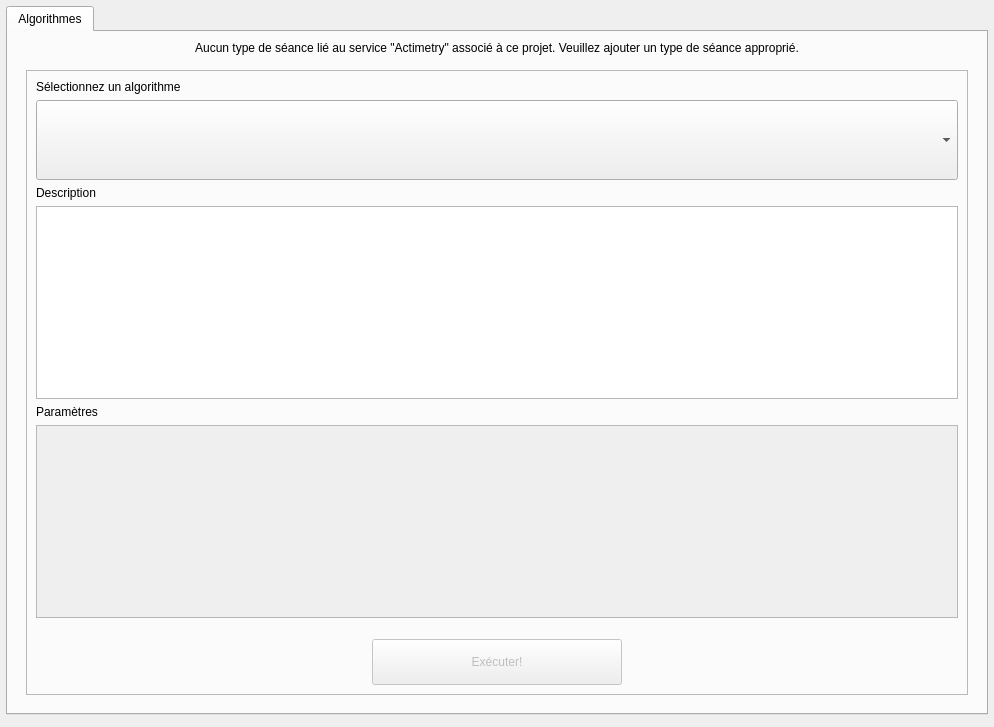
This is client/src/services/ActimetryService/ActimetryConfigWidget.ui in introlab/openteraplus as Qt 5 draws it before an edit. The edited form follows.
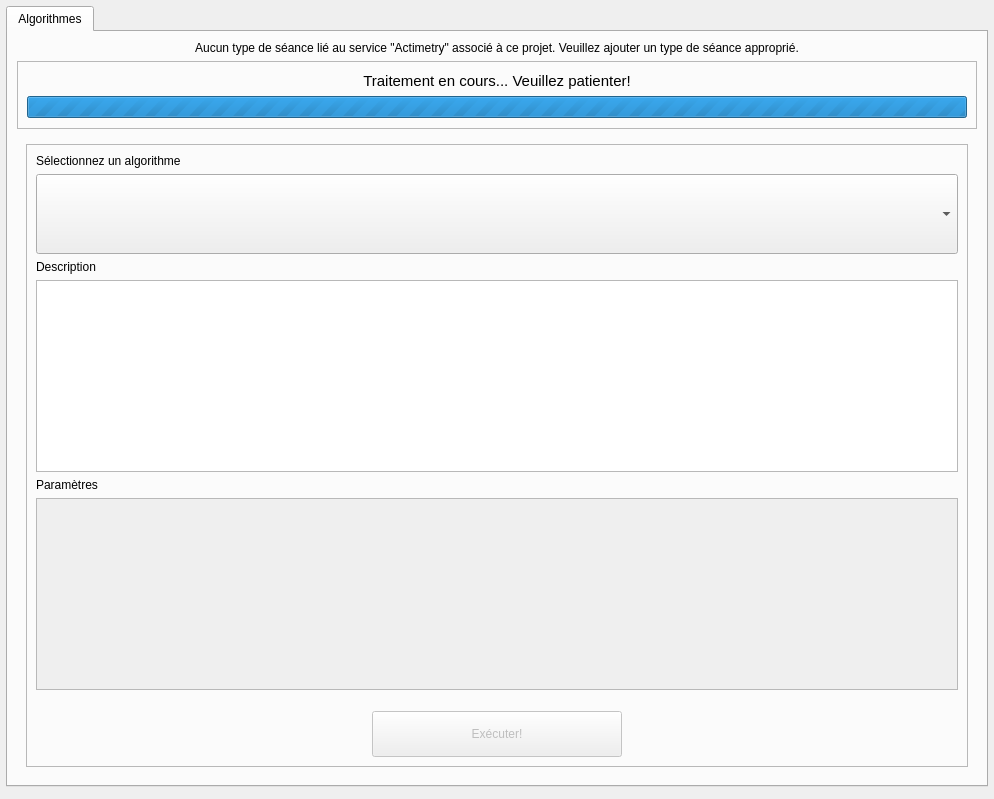
This is the edited form. Icons and pictures are not drawn. Custom widgets are drawn as their Qt base class.

Diff of the .ui file:
```diff
--- a/client/src/services/ActimetryService/ActimetryConfigWidget.ui
+++ b/client/src/services/ActimetryService/ActimetryConfigWidget.ui
@@ -7,7 +7,7 @@
     <x>0</x>
     <y>0</y>
     <width>994</width>
-    <height>681</height>
+    <height>748</height>
    </rect>
   </property>
   <property name="windowTitle">
@@ -59,6 +59,87 @@
          </property>
         </widget>
        </item>
+       <item>
+        <widget class="QFrame" name="frameInProgress">
+         <property name="sizePolicy">
+          <sizepolicy hsizetype="Preferred" vsizetype="Expanding">
+           <horstretch>0</horstretch>
+           <verstretch>0</verstretch>
+          </sizepolicy>
+         </property>
+         <property name="frameShape">
+          <enum>QFrame::Shape::StyledPanel</enum>
+         </property>
+         <property name="frameShadow">
+          <enum>QFrame::Shadow::Raised</enum>
+         </property>
+         <layout class="QVBoxLayout" name="verticalLayout_4">
+          <item>
+           <spacer name="verticalSpacer">
+            <property name="orientation">
+             <enum>Qt::Orientation::Vertical</enum>
+            </property>
+            <property name="sizeHint" stdset="0">
+             <size>
+              <width>20</width>
+              <height>40</height>
+             </size>
+            </property>
+           </spacer>
+          </item>
+          <item>
+           <widget class="QLabel" name="lblInProgress">
+            <property name="font">
+             <font>
+              <pointsize>11</pointsize>
+             </font>
+            </property>
+            <property name="text">
+             <string>Traitement en cours... Veuillez patienter!</string>
+            </property>
+            <property name="alignment">
+             <set>Qt::AlignmentFlag::AlignCenter</set>
+            </property>
+           </widget>
+          </item>
+          <item>
+           <widget class="QProgressBar" name="progressProcessing">
+            <property name="minimum">
+             <number>0</number>
+            </property>
+            <property name="maximum">
+             <number>0</number>
+            </property>
+            <property name="value">
+             <number>0</number>
+            </property>
+            <property name="textVisible">
+             <bool>false</bool>
+            </property>
+            <property name="invertedAppearance">
+             <bool>false</bool>
+            </property>
+            <property name="format">
+             <string/>
+            </property>
+           </widget>
+          </item>
+          <item>
+           <spacer name="verticalSpacer_2">
+            <property name="orientation">
+             <enum>Qt::Orientation::Vertical</enum>
+            </property>
+            <property name="sizeHint" stdset="0">
+             <size>
+              <width>20</width>
+              <height>40</height>
+             </size>
+            </property>
+           </spacer>
+          </item>
+         </layout>
+        </widget>
+       </item>
        <item>
         <widget class="QFrame" name="frameContextUpdater">
          <property name="enabled">
```
